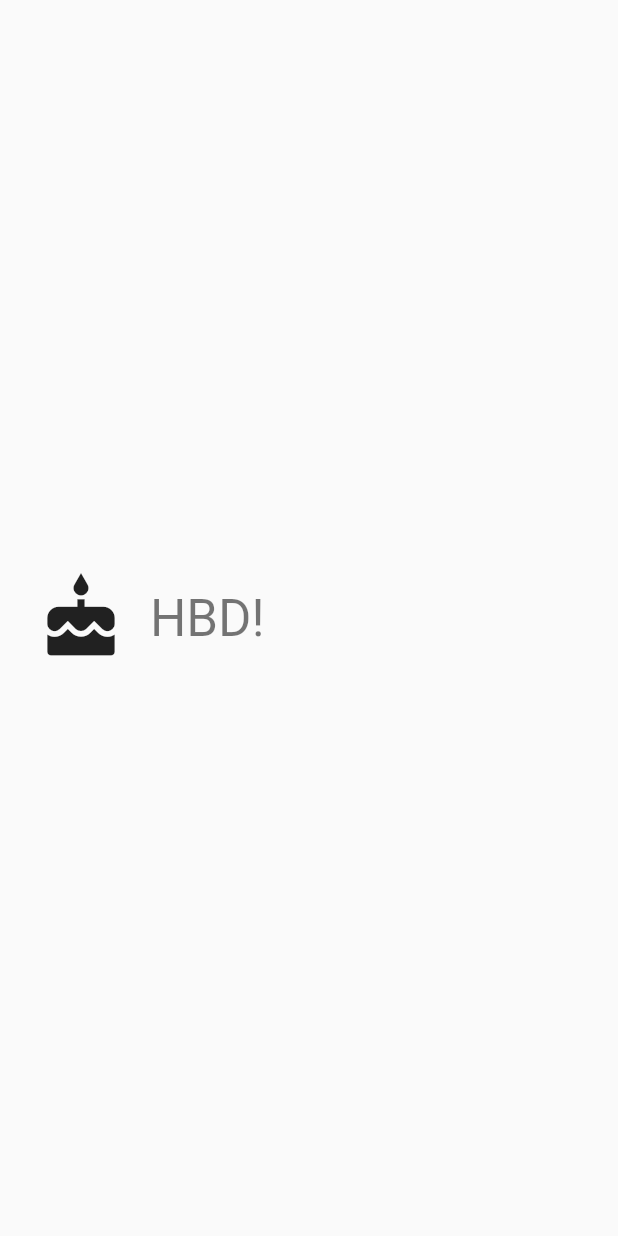
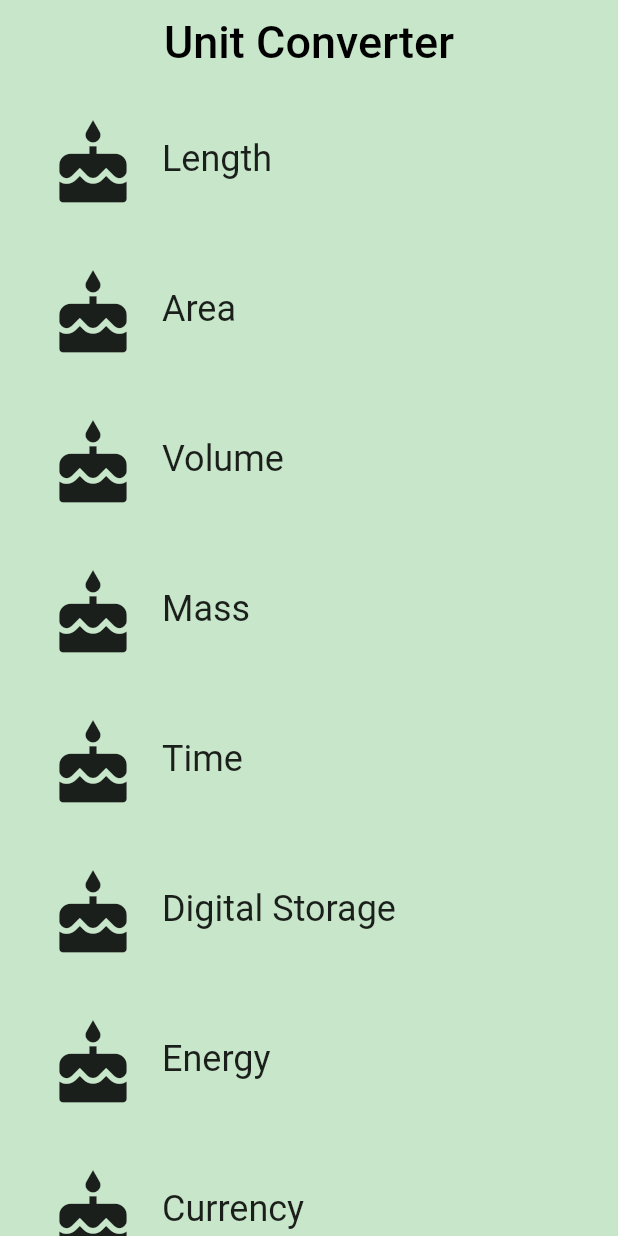
Before and after one commit to notepraiya/flutter_learning_AS, a Flutter app: the screen it shows after launch, on a phone screen of 412 x 824 dp. Run offline on Flutter 3.47's test engine with Material 2 defaults, Android fonts, the phone set to English and light mode, and no system bars.

Commit message:
add web.bat

```diff
--- a/lib/category.dart
+++ b/lib/category.dart
@@ -2,6 +2,9 @@ import 'package:flutter/material.dart';
 
 // @required is defined in the meta.dart package
 import 'package:meta/meta.dart';
+
+import 'package:flutter_learning_as/unit.dart';
+import 'package:flutter_learning_as/converter_route.dart';
 
 final _rowHeight = 100.0;
 final _borderRadius = BorderRadius.circular(_rowHeight / 2);
@@ -10,46 +13,70 @@ class Category extends StatelessWidget {
   final String name;
   final ColorSwatch color;
   final IconData iconLocation;
+  final List<Unit> units;
 
   const Category({
     Key key,
-    this.name,
-    this.color,
-    this.iconLocation,
+    @required this.name,
+    @required this.color,
+    @required this.iconLocation,
+    @required this.units,
   })  : assert(name != null),
         assert(color != null),
         assert(iconLocation != null),
+        assert(units != null),
         super(key: key);
+
+  void _navigateToConverter(BuildContext context) {
+    Navigator.of(context).push(MaterialPageRoute<Null>(
+      builder: (BuildContext context) {
+        return Scaffold(
+          appBar: AppBar(
+            elevation: 1.0,
+            title: Text(
+              name,
+              style: Theme.of(context).textTheme.display1,
+            ),
+            centerTitle: true,
+            backgroundColor: color,
+          ),
+          body: ConverterRoute(
+            color: color,
+            units: units,
+          ),
+        );
+      },
+    ));
+  }
 
   @override
   Widget build(BuildContext context) {
     return Material(
+      color: Colors.transparent,
       child: Container(
         height: _rowHeight,
         child: InkWell(
           borderRadius: _borderRadius,
           highlightColor: color,
           splashColor: color,
-          onTap: () {
-            print('Category was tapped!');
-          },
+          onTap: () => _navigateToConverter(context),
           child: Padding(
-            padding: const EdgeInsets.all(8.0),
+            padding: EdgeInsets.all(8.0),
             child: Row(
               crossAxisAlignment: CrossAxisAlignment.stretch,
               children: [
                 Padding(
                   padding: EdgeInsets.all(16.0),
                   child: Icon(
-                    Icons.cake,
+                    iconLocation,
                     size: 60.0,
                   ),
                 ),
                 Center(
                   child: Text(
-                    'HBD!',
+                    name,
                     textAlign: TextAlign.center,
-                    style: Theme.of(context).textTheme.headline4,
+                    style: Theme.of(context).textTheme.headline,
                   ),
                 ),
               ],
--- /dev/null
+++ b/lib/category_route.dart
@@ -0,0 +1,96 @@
+import 'package:flutter/material.dart';
+import 'package:flutter_learning_as/category.dart';
+import 'package:flutter_learning_as/unit.dart';
+
+final _backgroundColor = Colors.green[100];
+
+class CategoryRoute extends StatefulWidget {
+  const CategoryRoute();
+
+  @override
+  _CategoryRouteState createState() => _CategoryRouteState();
+}
+
+
+class _CategoryRouteState extends State<CategoryRoute> {
+  final _categories = <Category>[];
+
+  static const _categoryNames = <String>[
+    'Length',
+    'Area',
+    'Volume',
+    'Mass',
+    'Time',
+    'Digital Storage',
+    'Energy',
+    'Currency',
+  ];
+
+  static const _baseColors = <Color>[
+    Colors.teal,
+    Colors.orange,
+    Colors.pinkAccent,
+    Colors.blueAccent,
+    Colors.yellow,
+    Colors.greenAccent,
+    Colors.purpleAccent,
+    Colors.red,
+  ];
+
+  @override
+  void initState() {
+    super.initState();
+    for (var i = 0; i < _categoryNames.length; i++) {
+      _categories.add(Category(
+        name: _categoryNames[i],
+        color: _baseColors[i],
+        iconLocation: Icons.cake,
+        units: _retrieveUnitList(_categoryNames[i]),
+      ));
+    }
+  }
+
+  Widget _buildCategoryWidgets() {
+    return ListView.builder(
+      itemBuilder: (BuildContext context, int index) => _categories[index],
+      itemCount: _categories.length,
+    );
+  }
+
+  List<Unit> _retrieveUnitList(String categoryName) {
+    return List.generate(10, (int i) {
+      i += 1;
+      return Unit(
+        name: '$categoryName Unit $i',
+        conversion: i.toDouble(),
+      );
+    });
+  }
+
+  @override
+  Widget build(BuildContext context) {
+    final listView = Container(
+      color: _backgroundColor,
+      padding: EdgeInsets.symmetric(horizontal: 8.0),
+      child: _buildCategoryWidgets(),
+    );
+
+    final appBar = AppBar(
+      elevation: 0.0,
+      title: Text(
+        'Unit Converter',
+        style: TextStyle(
+          color: Colors.black,
+          fontSize: 30.0,
+        ),
+      ),
+      centerTitle: true,
+      backgroundColor: _backgroundColor,
+    );
+
+    return Scaffold(
+      appBar: appBar,
+      body: listView,
+    );
+  }
+}
--- a/lib/main.dart
+++ b/lib/main.dart
@@ -1,6 +1,7 @@
 import 'package:flutter/material.dart';
 import 'package:flutter_learning_as/my_home_page.dart';
 import 'package:flutter_learning_as/category.dart';
+import 'package:flutter_learning_as/category_route.dart';
 
 void main() {
   runApp(MyApp());
@@ -13,14 +14,11 @@ class MyApp extends StatelessWidget {
       debugShowCheckedModeBanner: false,
       title: 'Flutter Learning AS',
       theme: ThemeData(
-        primarySwatch: Colors.blueGrey,
+        primarySwatch: Colors.amber,
       ),
       // home: MyHomePage(title: 'Flutter Learning AS'),
-      home: Category(
-        name: 'Hello, Category',
-        color: Colors.lightBlue,
-        iconLocation: Icons.cake,
-      ),
+      // home: Category(name: 'Hello, Category', color: Colors.lightBlue, iconLocation: Icons.cake, ),
+      home: CategoryRoute(),
     );
   }
 }
--- /dev/null
+++ b/lib/unit.dart
@@ -0,0 +1,22 @@
+import 'package:meta/meta.dart';
+
+class Unit {
+  final String name;
+  final double conversion;
+
+  /// A [Unit] stores its name and conversion factor.
+  ///
+  /// An example would be 'Meter' and '1.0'.
+  const Unit({
+    @required this.name,
+    @required this.conversion,
+  })  : assert(name != null),
+        assert(conversion != null);
+
+  /// Creates a [Unit] from a JSON object.
+  Unit.fromJson(Map jsonMap)
+      : assert(jsonMap['name'] != null),
+        assert(jsonMap['conversion'] != null),
+        name = jsonMap['name'],
+        conversion = jsonMap['conversion'].toDouble();
+}
```
Also changed, not shown: lib/converter_route.dart (added, +46 -0 lines), 1 other file.
